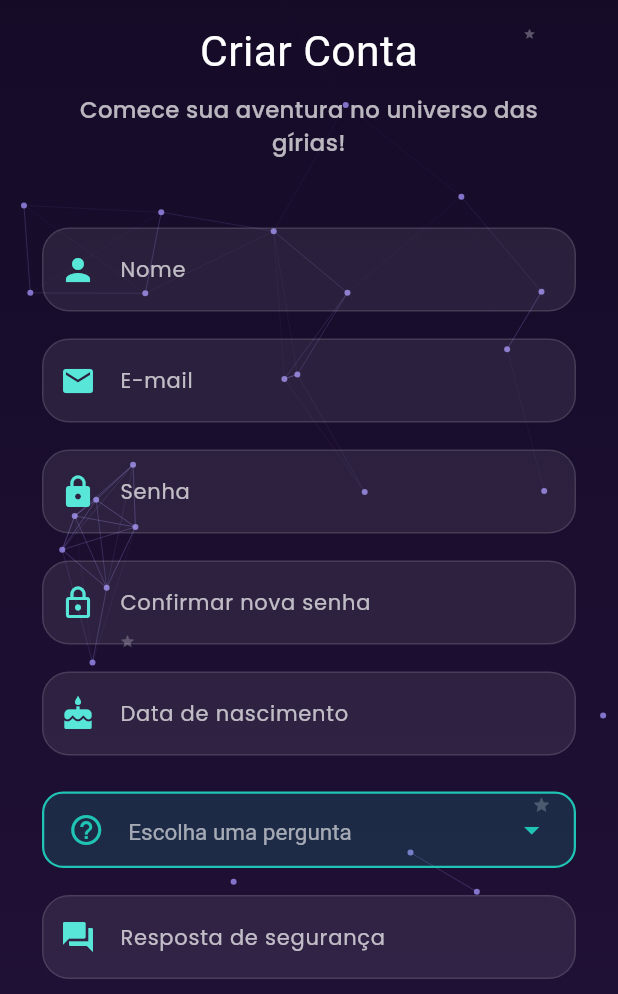
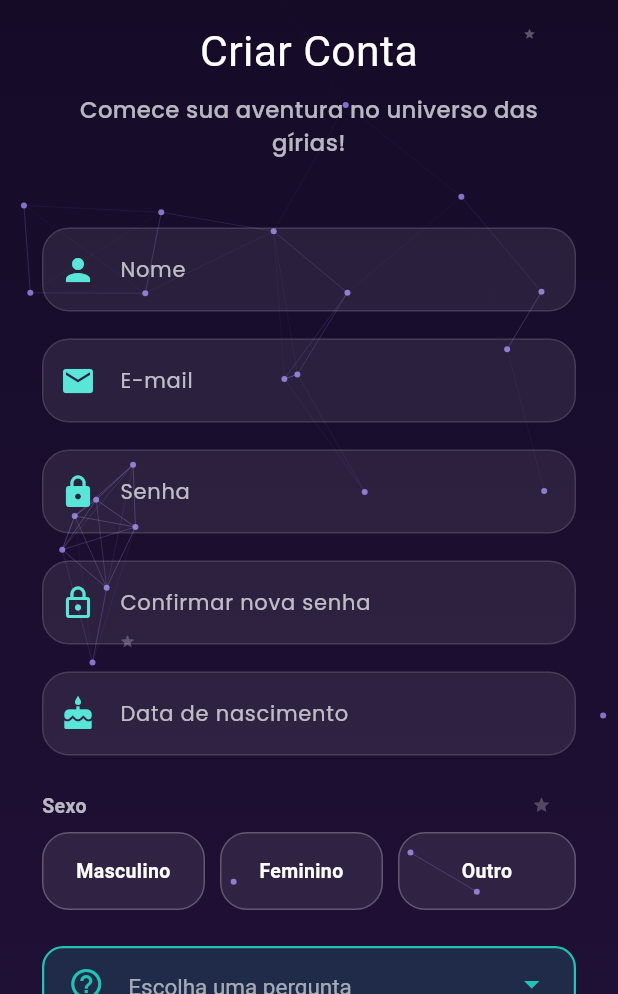
Before and after one commit to meunomeecamila/SlanGO, a Flutter app: the RegistroScreen screen opened directly, on a phone screen of 412 x 824 dp, the part 242-1236 px from its top. Run offline on Flutter 3.47's test engine with Material 3 defaults, Android fonts, the phone set to English and light mode, and no system bars; our stand-ins replace audioplayers, flutter_dotenv, flutter_secure_storage, google_fonts, pdf, printing and 1 more; accounts and stored records are empty.

Commit message:
feat: Escolha de Sexo

```diff
--- a/slango_app/lib/l10n/app_en.arb
+++ b/slango_app/lib/l10n/app_en.arb
@@ -13,6 +13,11 @@
   "accountType": "Account type",
   "guardian": "Guardian",
   "youngPerson": "Young person",
+  "gender": "Gender",
+  "genderMale": "Male",
+  "genderFemale": "Female",
+  "genderOther": "Other",
+  "selectGenderError": "Select a gender.",
   "dateOfBirth": "Date of birth",
   "selectDate": "Select date",
   "saveChanges": "Save changes",
--- a/slango_app/lib/l10n/app_es.arb
+++ b/slango_app/lib/l10n/app_es.arb
@@ -13,6 +13,11 @@
   "accountType": "Tipo de cuenta",
   "guardian": "Responsable",
   "youngPerson": "Joven",
+  "gender": "Género",
+  "genderMale": "Masculino",
+  "genderFemale": "Femenino",
+  "genderOther": "Otro",
+  "selectGenderError": "Selecciona un género.",
   "dateOfBirth": "Fecha de nacimiento",
   "selectDate": "Seleccionar fecha",
   "saveChanges": "Guardar cambios",
--- a/slango_app/lib/l10n/app_it.arb
+++ b/slango_app/lib/l10n/app_it.arb
@@ -13,6 +13,11 @@
   "accountType": "Tipo di account",
   "guardian": "Responsabile",
   "youngPerson": "Giovane",
+  "gender": "Genere",
+  "genderMale": "Maschile",
+  "genderFemale": "Femminile",
+  "genderOther": "Altro",
+  "selectGenderError": "Seleziona un genere.",
   "dateOfBirth": "Data di nascita",
   "selectDate": "Seleziona data",
   "saveChanges": "Salva modifiche",
--- a/slango_app/lib/l10n/app_pt.arb
+++ b/slango_app/lib/l10n/app_pt.arb
@@ -13,6 +13,11 @@
   "accountType": "Tipo de conta",
   "guardian": "Responsável",
   "youngPerson": "Jovem",
+  "gender": "Sexo",
+  "genderMale": "Masculino",
+  "genderFemale": "Feminino",
+  "genderOther": "Outro",
+  "selectGenderError": "Selecione um sexo.",
   "dateOfBirth": "Data de nascimento",
   "selectDate": "Selecionar data",
   "saveChanges": "Salvar alterações",
--- a/slango_app/lib/registro/registro.dart
+++ b/slango_app/lib/registro/registro.dart
@@ -36,6 +36,7 @@ class _RegistroScreenState extends State<RegistroScreen> {
 
   DateTime? dataNascimento;
   String? perguntaSeguranca;
+  Sexo? sexo;
 
   @override
   void dispose() {
@@ -189,6 +190,11 @@ class _RegistroScreenState extends State<RegistroScreen> {
       return;
     }
 
+    if (sexo == null) {
+      _mostrarErro(context.l10n.selectGenderError);
+      return;
+    }
+
     if (perguntaSeguranca == null) {
       _mostrarErro(context.l10n.selectSecurityQuestionError);
       return;
@@ -209,6 +215,7 @@ class _RegistroScreenState extends State<RegistroScreen> {
         confirmarSenha: confirmarSenhaController.text,
         responsavel: ehPai,
         dataNascimento: dataNascimento?.toIso8601String().split('T').first,
+        sexo: sexo?.valor,
         perguntaSeguranca: perguntaSeguranca?.trim(),
         respostaSeguranca: respostaSegurancaController.text.trim(),
         emailVerificado: termosAceitos,
@@ -327,6 +334,16 @@ class _RegistroScreenState extends State<RegistroScreen> {
                       ),
                       const SizedBox(height: 24),
 
+                      _SeletorSexo(
+                        sexoSelecionado: sexo,
+                        onChanged: (valor) {
+                          setState(() {
+                            sexo = valor;
+                          });
+                        },
+                      ),
+                      const SizedBox(height: 24),
+
                       SeletorPerguntaSeguranca(
                         perguntaSelecionada: perguntaSeguranca,
                         onChanged: (valor) {
@@ -426,3 +443,124 @@ class _RegistroScreenState extends State<RegistroScreen> {
     );
   }
 }
+
+/// Valores internos enviados para o backend (campo `sexo`).
+/// Mantidos fixos independentemente do idioma da interface — apenas o
+/// rótulo exibido é traduzido, mesmo padrão usado em
+/// seletor_pergunta_seguranca.dart. "outro" cobre qualquer identidade
+/// de gênero fora de masculino/feminino, não só não-binário.
+enum Sexo { masculino, feminino, outro }
+
+extension SexoValor on Sexo {
+  /// Valor de string enviado ao backend — apenas um caractere (M/F/O)
+  /// para facilitar a verificação no banco.
+  String get valor {
+    switch (this) {
+      case Sexo.masculino:
+        return 'M';
+      case Sexo.feminino:
+        return 'F';
+      case Sexo.outro:
+        return 'O';
+    }
+  }
+}
+
+class _SeletorSexo extends StatelessWidget {
+  final Sexo? sexoSelecionado;
+  final ValueChanged<Sexo> onChanged;
+
+  const _SeletorSexo({
+    required this.sexoSelecionado,
+    required this.onChanged,
+  });
+
+  @override
+  Widget build(BuildContext context) {
+    final l10n = context.l10n;
+
+    final opcoes = <Sexo, String>{
+      Sexo.masculino: l10n.genderMale,
+      Sexo.feminino: l10n.genderFemale,
+      Sexo.outro: l10n.genderOther,
+    };
+
+    return Column(
+      crossAxisAlignment: CrossAxisAlignment.start,
+      children: [
+        Text(
+          l10n.gender,
+          style: const TextStyle(
+            color: Colors.white70,
+            fontSize: 13,
+            fontWeight: FontWeight.w600,
+          ),
+        ),
+        const SizedBox(height: 8),
+        Row(
+          children: opcoes.entries.map((entrada) {
+            final selecionado = sexoSelecionado == entrada.key;
+            return Expanded(
+              child: Padding(
+                padding: EdgeInsets.only(
+                  right: entrada.key != Sexo.outro ? 10 : 0,
+                ),
+                child: _BotaoSexo(
+                  texto: entrada.value,
+                  selecionado: selecionado,
+                  onTap: () => onChanged(entrada.key),
+                ),
+              ),
+            );
+          }).toList(),
+        ),
+      ],
+    );
+  }
+}
+
+class _BotaoSexo extends StatelessWidget {
+  final String texto;
+  final bool selecionado;
+  final VoidCallback onTap;
+
+  const _BotaoSexo({
+    required this.texto,
+    required this.selecionado,
+    required this.onTap,
+  });
+
+  @override
+  Widget build(BuildContext context) {
+    return InkWell(
+      borderRadius: BorderRadius.circular(18),
+      onTap: onTap,
+      child: AnimatedContainer(
+        duration: const Duration(milliseconds: 200),
+        height: 52,
+        decoration: BoxDecoration(
+          color: selecionado
+              ? const Color(0xFF57E6D8)
+              : Colors.white.withOpacity(.08),
+          borderRadius: BorderRadius.circular(18),
+          border: Border.all(
+            color: selecionado ? const Color(0xFF57E6D8) : Colors.white24,
+          ),
+        ),
+        child: Center(
+          child: Text(
+            texto,
+            textAlign: TextAlign.center,
+            overflow: TextOverflow.ellipsis,
+            maxLines: 1,
+            style: TextStyle(
+              color: selecionado ? const Color(0xFF1F1035) : Colors.white,
+              fontWeight: FontWeight.bold,
+              fontSize: 13,
+            ),
+          ),
+        ),
+      ),
+    );
+  }
+}
--- a/slango_app/lib/service/usuarioService.dart
+++ b/slango_app/lib/service/usuarioService.dart
@@ -53,6 +53,7 @@ class UsuarioService {
     String? perguntaSeguranca,
     String? respostaSeguranca,
     bool emailVerificado = false,
+    String? sexo,
   }) async {
     final payload = <String, dynamic>{
       'nome': nome,
@@ -61,6 +62,7 @@ class UsuarioService {
       'confirmarSenha': confirmarSenha,
       'responsavel': responsavel,
       'email_verificado': emailVerificado,
+      if (sexo != null && sexo.isNotEmpty) 'sexo': sexo,
       if (dataNascimento != null) 'dataNascimento': dataNascimento,
       if (perguntaSeguranca != null && perguntaSeguranca.isNotEmpty)
         'perguntaSeguranca': perguntaSeguranca,
@@ -168,6 +170,7 @@ class UsuarioService {
     String? dataNascimento,
     String? perguntaSeguranca,
     String? respostaSeguranca,
+    String? sexo,
   }) async {
     final token = await _storage.read(key: _tokenKey);
 
@@ -181,6 +184,7 @@ class UsuarioService {
       corpo['perguntaSeguranca'] = perguntaSeguranca;
     if (respostaSeguranca != null)
       corpo['respostaSeguranca'] = respostaSeguranca;
+    if (sexo != null) corpo['sexo'] = sexo;
 
     final response = await http.put(
       Uri.parse('$_baseUrl/usuario/$id'),
```
Also changed, not shown: slango_app/lib/l10n/generated/app_localizations.dart, slango_app/lib/l10n/generated/app_localizations_en.dart, slango_app/lib/l10n/generated/app_localizations_es.dart, slango_app/lib/l10n/generated/app_localizations_it.dart, slango_app/lib/l10n/generated/app_localizations_pt.dart, 4 other files.
